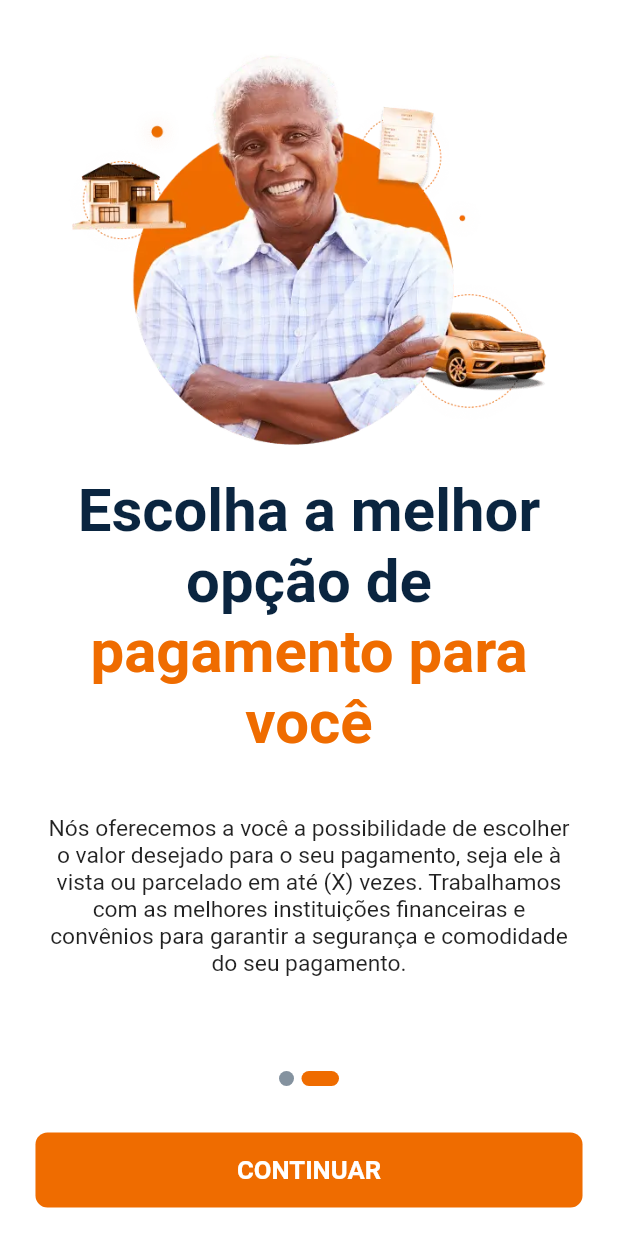
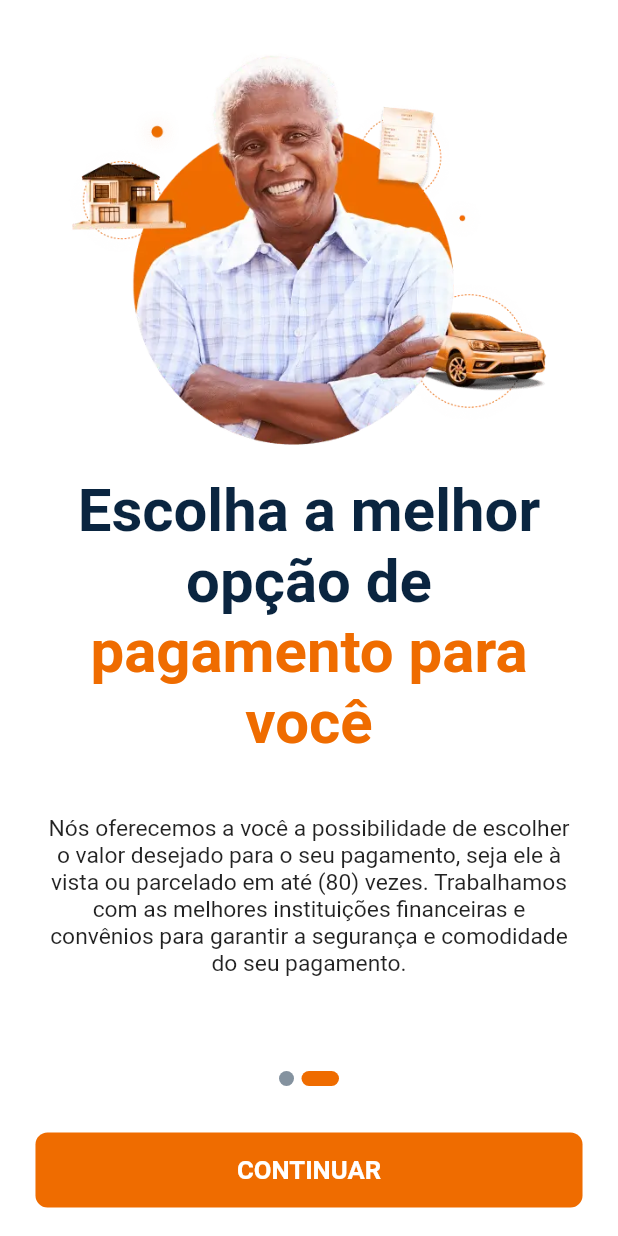
Before and after one commit to gabriieelreeis/loan-simulations, a Flutter app: the screen it shows after launch, swiped to page 2, on a phone screen of 412 x 824 dp. Run offline on Flutter 3.47's test engine with Material 2 defaults, Android fonts, the light colour scheme and no system bars; our stand-ins replace animate_do, currency_text_input_formatter, flutter_dotenv, flutter_screenutil, flutter_svg, get and 2 more; missing offline and left inert: uno.

Commit message:
Update presentation_view_second.dart

```diff
--- a/lib/app/modules/presentation/views/presentation_view_second.dart
+++ b/lib/app/modules/presentation/views/presentation_view_second.dart
@@ -54,7 +54,7 @@ class PresentationViewSecond extends StatelessWidget {
               ),
             ),
             Text(
-              'Nós oferecemos a você a possibilidade de escolher o valor desejado para o seu pagamento, seja ele à vista ou parcelado em até (X) vezes. Trabalhamos com as melhores instituições financeiras e convênios para garantir a segurança e comodidade do seu pagamento.',
+              'Nós oferecemos a você a possibilidade de escolher o valor desejado para o seu pagamento, seja ele à vista ou parcelado em até (80) vezes. Trabalhamos com as melhores instituições financeiras e convênios para garantir a segurança e comodidade do seu pagamento.',
               textAlign: TextAlign.center,
               style: TextStyle(fontSize: 16.sp),
             ),
```
